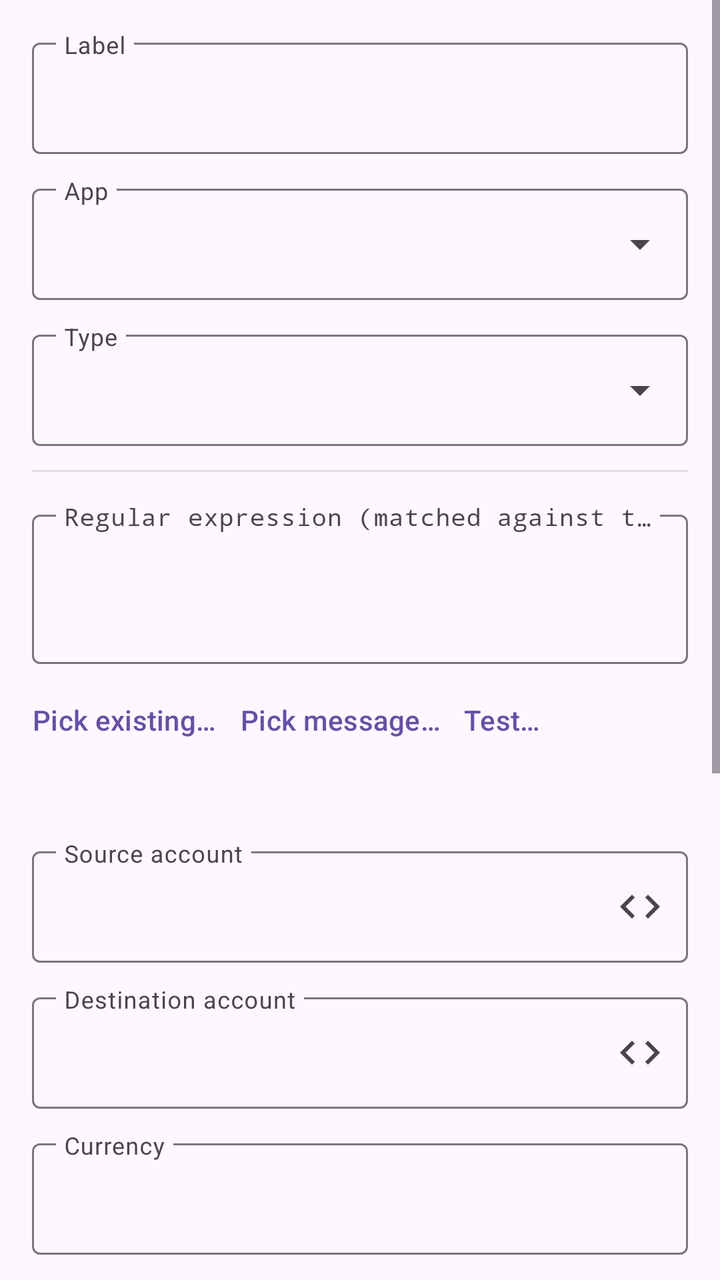
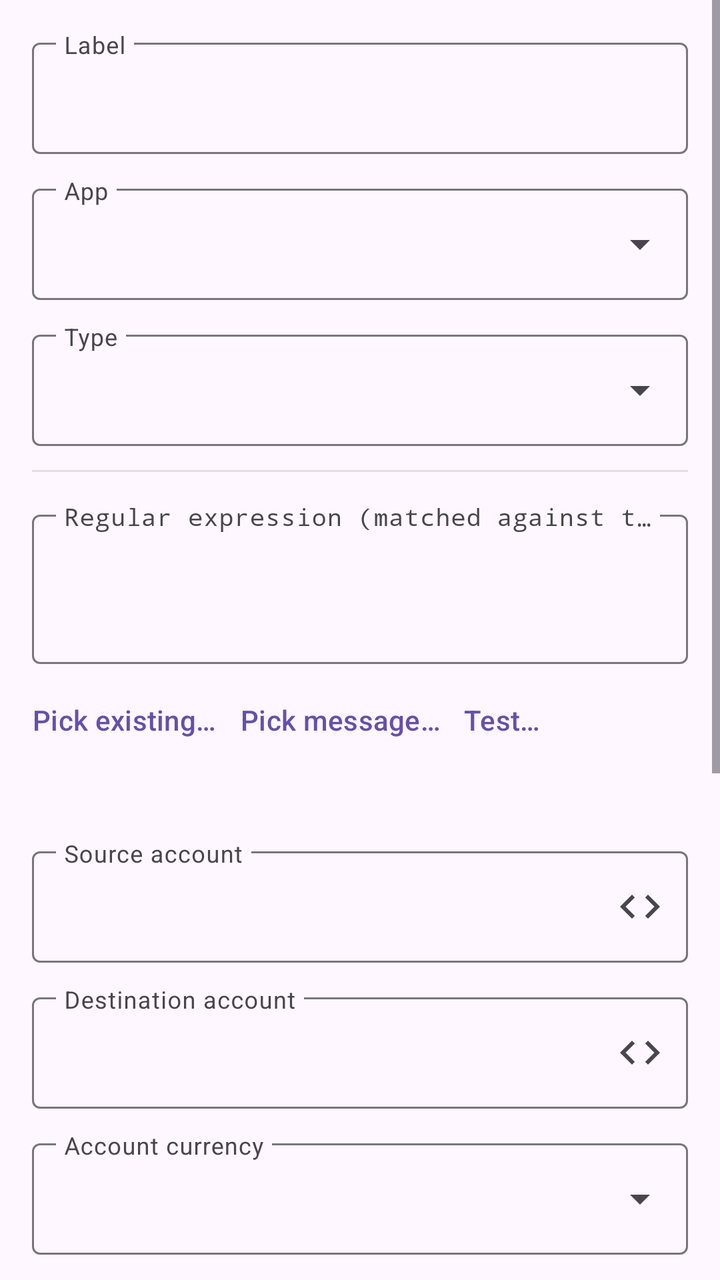

Two renders of the same Android screen: before a commit and after it. Below are the layout's source before the change and the commit's diff.
<!-- AndroidManifest.xml: application theme Theme.FfNotifyImporter -->
<!-- res/layout/fragment_rule_edit.xml -->
<?xml version="1.0" encoding="utf-8"?>
<ScrollView xmlns:android="http://schemas.android.com/apk/res/android"
    xmlns:app="http://schemas.android.com/apk/res-auto"
    android:layout_width="match_parent"
    android:layout_height="match_parent">

    <LinearLayout
        android:layout_width="match_parent"
        android:layout_height="wrap_content"
        android:orientation="vertical"
        android:padding="16dp">

        <com.google.android.material.textfield.TextInputLayout
            android:layout_width="match_parent"
            android:layout_height="wrap_content"
            android:layout_marginBottom="12dp"
            android:hint="@string/rule_field_label"
            app:expandedHintEnabled="false">

            <com.google.android.material.textfield.TextInputEditText
                android:id="@+id/labelInput"
                android:layout_width="match_parent"
                android:layout_height="wrap_content" />

        </com.google.android.material.textfield.TextInputLayout>

        <com.google.android.material.textfield.TextInputLayout
            android:layout_width="match_parent"
            android:layout_height="wrap_content"
            android:layout_marginBottom="12dp"
            android:hint="@string/rule_field_apps"
            app:expandedHintEnabled="false"
            style="@style/Widget.Material3.TextInputLayout.OutlinedBox.ExposedDropdownMenu">

            <com.google.android.material.textfield.MaterialAutoCompleteTextView
                android:id="@+id/appInput"
                android:layout_width="match_parent"
                android:layout_height="wrap_content"
                android:inputType="none" />

        </com.google.android.material.textfield.TextInputLayout>

        <com.google.android.material.textfield.TextInputLayout
            android:layout_width="match_parent"
            android:layout_height="wrap_content"
            android:layout_marginBottom="12dp"
            android:hint="@string/rule_field_kind"
            app:expandedHintEnabled="false"
            style="@style/Widget.Material3.TextInputLayout.OutlinedBox.ExposedDropdownMenu">

            <com.google.android.material.textfield.MaterialAutoCompleteTextView
                android:id="@+id/kindInput"
                android:layout_width="match_parent"
                android:layout_height="wrap_content"
                android:inputType="none" />

        </com.google.android.material.textfield.TextInputLayout>

        <View
            android:layout_width="match_parent"
            android:layout_height="1dp"
            android:layout_marginBottom="16dp"
            android:background="#E0E0E0" />

        <com.google.android.material.textfield.TextInputLayout
            android:layout_width="match_parent"
            android:layout_height="wrap_content"
            android:layout_marginBottom="4dp"
            android:hint="@string/rule_field_pattern"
            app:expandedHintEnabled="false">

            <com.google.android.material.textfield.TextInputEditText
                android:id="@+id/patternInput"
                android:layout_width="match_parent"
                android:layout_height="wrap_content"
                android:fontFamily="monospace"
                android:gravity="top"
                android:inputType="textMultiLine"
                android:minLines="2" />

        </com.google.android.material.textfield.TextInputLayout>

        <LinearLayout
            android:layout_width="match_parent"
            android:layout_height="wrap_content"
            android:layout_marginBottom="4dp"
            android:gravity="start|center_vertical"
            android:orientation="horizontal">

            <Button
                android:id="@+id/pickPatternButton"
                style="?attr/borderlessButtonStyle"
                android:layout_width="wrap_content"
                android:layout_height="wrap_content"
                android:minWidth="0dp"
                android:paddingStart="0dp"
                android:paddingEnd="12dp"
                android:text="@string/rule_pick_existing_pattern" />

            <Button
                android:id="@+id/pickMessageButton"
                style="?attr/borderlessButtonStyle"
                android:layout_width="wrap_content"
                android:layout_height="wrap_content"
                android:minWidth="0dp"
                android:paddingStart="0dp"
                android:paddingEnd="12dp"
                android:text="@string/rule_pick_message" />

            <Button
                android:id="@+id/testAgainstHistoryButton"
                style="?attr/borderlessButtonStyle"
                android:layout_width="wrap_content"
                android:layout_height="wrap_content"
                android:minWidth="0dp"
                android:paddingStart="0dp"
                android:paddingEnd="0dp"
                android:text="@string/rule_test" />

        </LinearLayout>

        <TextView
            android:id="@+id/availableMacrosText"
            android:layout_width="match_parent"
            android:layout_height="wrap_content"
            android:layout_marginBottom="16dp"
            android:textColor="#888888"
            android:textSize="12sp" />

        <com.google.android.material.textfield.TextInputLayout
            android:id="@+id/sourceAccountLayout"
            android:layout_width="match_parent"
            android:layout_height="wrap_content"
            android:layout_marginBottom="12dp"
            android:hint="@string/rule_field_source_account"
            app:expandedHintEnabled="false"
            app:endIconMode="custom"
            app:endIconDrawable="@drawable/ic_insert_macro"
            app:endIconContentDescription="@string/rule_insert_macro">

            <com.google.android.material.textfield.TextInputEditText
                android:id="@+id/sourceAccountInput"
                android:layout_width="match_parent"
                android:layout_height="wrap_content" />

        </com.google.android.material.textfield.TextInputLayout>

        <com.google.android.material.textfield.TextInputLayout
            android:id="@+id/destinationAccountLayout"
            android:layout_width="match_parent"
            android:layout_height="wrap_content"
            android:layout_marginBottom="12dp"
            android:hint="@string/rule_field_destination_account"
            app:expandedHintEnabled="false"
            app:endIconMode="custom"
            app:endIconDrawable="@drawable/ic_insert_macro"
            app:endIconContentDescription="@string/rule_insert_macro">

            <com.google.android.material.textfield.TextInputEditText
                android:id="@+id/destinationAccountInput"
                android:layout_width="match_parent"
                android:layout_height="wrap_content" />

        </com.google.android.material.textfield.TextInputLayout>

        <com.google.android.material.textfield.TextInputLayout
            android:layout_width="match_parent"
            android:layout_height="wrap_content"
            android:layout_marginBottom="12dp"
            android:hint="@string/rule_field_home_currency"
            app:expandedHintEnabled="false">

            <com.google.android.material.textfield.TextInputEditText
                android:id="@+id/homeCurrencyInput"
                android:layout_width="match_parent"
                android:layout_height="wrap_content" />

        </com.google.android.material.textfield.TextInputLayout>

        <com.google.android.material.textfield.TextInputLayout
            android:id="@+id/descriptionTemplateLayout"
            android:layout_width="match_parent"
            android:layout_height="wrap_content"
            android:layout_marginBottom="12dp"
            android:hint="@string/rule_field_description_template"
            app:expandedHintEnabled="false"
            app:endIconMode="custom"
            app:endIconDrawable="@drawable/ic_insert_macro"
            app:endIconContentDescription="@string/rule_insert_macro">

            <com.google.android.material.textfield.TextInputEditText
                android:id="@+id/descriptionTemplateInput"
                android:layout_width="match_parent"
                android:layout_height="wrap_content" />

        </com.google.android.material.textfield.TextInputLayout>

        <com.google.android.material.textfield.TextInputLayout
            android:id="@+id/notesTemplateLayout"
            android:layout_width="match_parent"
            android:layout_height="wrap_content"
            android:layout_marginBottom="12dp"
            android:hint="@string/rule_field_notes_template"
            app:expandedHintEnabled="false"
            app:endIconMode="custom"
            app:endIconDrawable="@drawable/ic_insert_macro"
            app:endIconContentDescription="@string/rule_insert_macro">

            <com.google.android.material.textfield.TextInputEditText
                android:id="@+id/notesTemplateInput"
                android:layout_width="match_parent"
                android:layout_height="wrap_content" />

        </com.google.android.material.textfield.TextInputLayout>

        <com.google.android.material.textfield.TextInputLayout
            android:id="@+id/categoryTemplateLayout"
            android:layout_width="match_parent"
            android:layout_height="wrap_content"
            android:layout_marginBottom="12dp"
            android:hint="@string/rule_field_category_template"
            app:expandedHintEnabled="false"
            app:endIconMode="custom"
            app:endIconDrawable="@drawable/ic_insert_macro"
            app:endIconContentDescription="@string/rule_insert_macro">

            <com.google.android.material.textfield.TextInputEditText
                android:id="@+id/categoryTemplateInput"
                android:layout_width="match_parent"
                android:layout_height="wrap_content" />

        </com.google.android.material.textfield.TextInputLayout>

        <com.google.android.material.textfield.TextInputLayout
            android:id="@+id/tagsTemplateLayout"
            android:layout_width="match_parent"
            android:layout_height="wrap_content"
            android:layout_marginBottom="12dp"
            android:hint="@string/rule_field_tags_template"
            app:expandedHintEnabled="false"
            app:endIconMode="custom"
            app:endIconDrawable="@drawable/ic_insert_macro"
            app:endIconContentDescription="@string/rule_insert_macro">

            <com.google.android.material.textfield.TextInputEditText
                android:id="@+id/tagsTemplateInput"
                android:layout_width="match_parent"
                android:layout_height="wrap_content" />

        </com.google.android.material.textfield.TextInputLayout>

        <com.google.android.material.switchmaterial.SwitchMaterial
            android:id="@+id/enabledSwitch"
            android:layout_width="match_parent"
            android:layout_height="wrap_content"
            android:layout_marginBottom="16dp"
            android:checked="true"
            android:text="@string/rule_field_enabled" />

        <LinearLayout
            android:layout_width="match_parent"
            android:layout_height="wrap_content"
            android:orientation="horizontal">

            <Button
                android:id="@+id/deleteRuleButton"
                style="?attr/borderlessButtonStyle"
                android:layout_width="wrap_content"
                android:layout_height="wrap_content"
                android:text="@string/action_delete"
                android:visibility="gone" />

            <View
                android:layout_width="0dp"
                android:layout_height="1dp"
                android:layout_weight="1" />

            <Button
                android:id="@+id/saveRuleButton"
                android:layout_width="wrap_content"
                android:layout_height="wrap_content"
                android:text="@string/action_save" />

        </LinearLayout>

    </LinearLayout>

</ScrollView>
<!-- resources referenced by this layout -->
<resources>
  <!-- drawable ic_insert_macro (drawable) -->
  <?xml version="1.0" encoding="utf-8"?>
  <vector xmlns:android="http://schemas.android.com/apk/res/android"
      android:width="24dp"
      android:height="24dp"
      android:viewportWidth="24"
      android:viewportHeight="24"
      android:tint="?attr/colorOnSurfaceVariant">
      <path
          android:fillColor="#FF000000"
          android:pathData="M9.4,16.6L4.8,12l4.6,-4.6L8,6l-6,6l6,6L9.4,16.6z M14.6,16.6L19.2,12l-4.6,-4.6L16,6l6,6l-6,6L14.6,16.6z" />
  </vector>
  <string name="action_delete">Delete</string>
  <string name="action_save">Save</string>
  <string name="rule_field_apps">App</string>
  <string name="rule_field_category_template">Category template</string>
  <string name="rule_field_description_template">Description template</string>
  <string name="rule_field_destination_account">Destination account</string>
  <string name="rule_field_enabled">Enabled</string>
  <string name="rule_field_home_currency">Currency</string>
  <string name="rule_field_kind">Type</string>
  <string name="rule_field_label">Label</string>
  <string name="rule_field_notes_template">Notes template</string>
  <string name="rule_field_pattern">Regular expression (matched against title + text)</string>
  <string name="rule_field_source_account">Source account</string>
  <string name="rule_field_tags_template">Tags template (comma-separated)</string>
  <string name="rule_insert_macro">Insert macro</string>
  <string name="rule_pick_existing_pattern">Pick existing…</string>
  <string name="rule_pick_message">Pick message…</string>
  <string name="rule_test">Test…</string>
  <style name="Theme.FfNotifyImporter" parent="Theme.Material3.DayNight.NoActionBar" />
</resources>

<!-- the commit's change to res/layout/fragment_rule_edit.xml (unified diff, before → after) -->
@@ -164,11 +164,15 @@
         </com.google.android.material.textfield.TextInputLayout>
 
         <com.google.android.material.textfield.TextInputLayout
+            android:id="@+id/homeCurrencyLayout"
             android:layout_width="match_parent"
             android:layout_height="wrap_content"
             android:layout_marginBottom="12dp"
             android:hint="@string/rule_field_home_currency"
-            app:expandedHintEnabled="false">
+            app:expandedHintEnabled="false"
+            app:endIconMode="custom"
+            app:endIconDrawable="@drawable/ic_dropdown"
+            app:endIconContentDescription="@string/rule_pick_currency">
 
             <com.google.android.material.textfield.TextInputEditText
                 android:id="@+id/homeCurrencyInput"
<!-- resource entries referenced after the edit -->
@@ -1,5 +1,17 @@
 <!-- resources referenced by this layout -->
 <resources>
+  <!-- drawable ic_dropdown (drawable) -->
+  <?xml version="1.0" encoding="utf-8"?>
+  <vector xmlns:android="http://schemas.android.com/apk/res/android"
+      android:width="24dp"
+      android:height="24dp"
+      android:viewportWidth="24"
+      android:viewportHeight="24"
+      android:tint="?attr/colorOnSurfaceVariant">
+      <path
+          android:fillColor="#FF000000"
+          android:pathData="M7,10l5,5 5,-5z" />
+  </vector>
   <!-- drawable ic_insert_macro (drawable) -->
   <?xml version="1.0" encoding="utf-8"?>
   <vector xmlns:android="http://schemas.android.com/apk/res/android"
@@ -19,7 +31,7 @@
   <string name="rule_field_description_template">Description template</string>
   <string name="rule_field_destination_account">Destination account</string>
   <string name="rule_field_enabled">Enabled</string>
-  <string name="rule_field_home_currency">Currency</string>
+  <string name="rule_field_home_currency">Account currency</string>
   <string name="rule_field_kind">Type</string>
   <string name="rule_field_label">Label</string>
   <string name="rule_field_notes_template">Notes template</string>
@@ -27,6 +39,7 @@
   <string name="rule_field_source_account">Source account</string>
   <string name="rule_field_tags_template">Tags template (comma-separated)</string>
   <string name="rule_insert_macro">Insert macro</string>
+  <string name="rule_pick_currency">Pick currency</string>
   <string name="rule_pick_existing_pattern">Pick existing…</string>
   <string name="rule_pick_message">Pick message…</string>
   <string name="rule_test">Test…</string>
